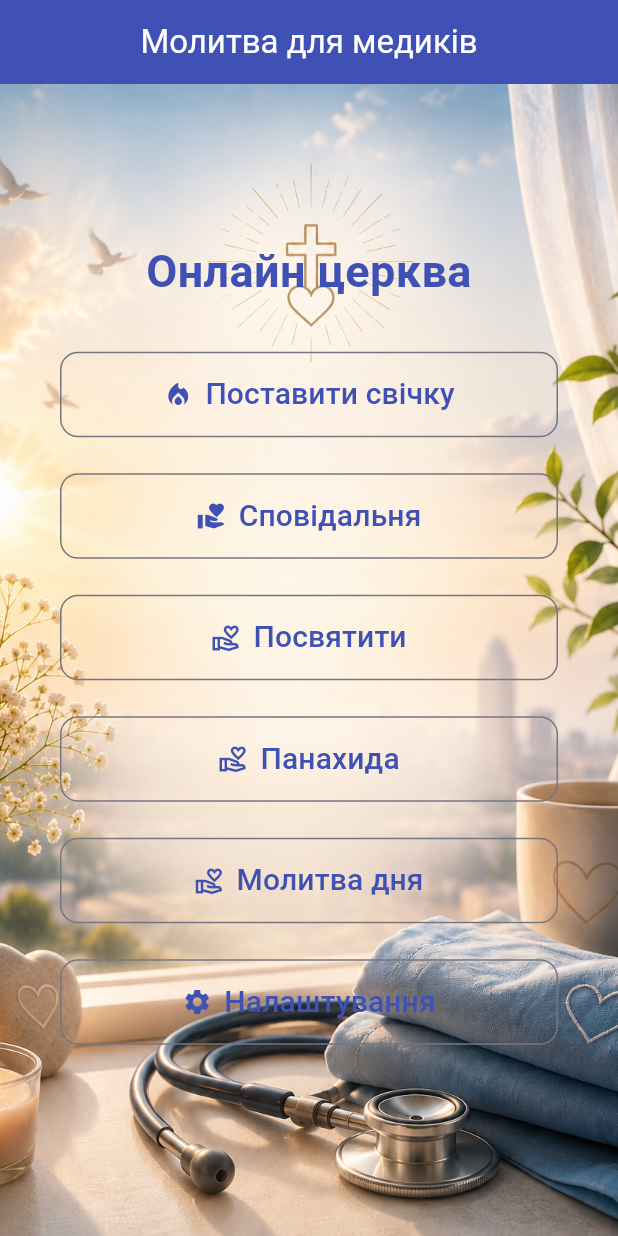
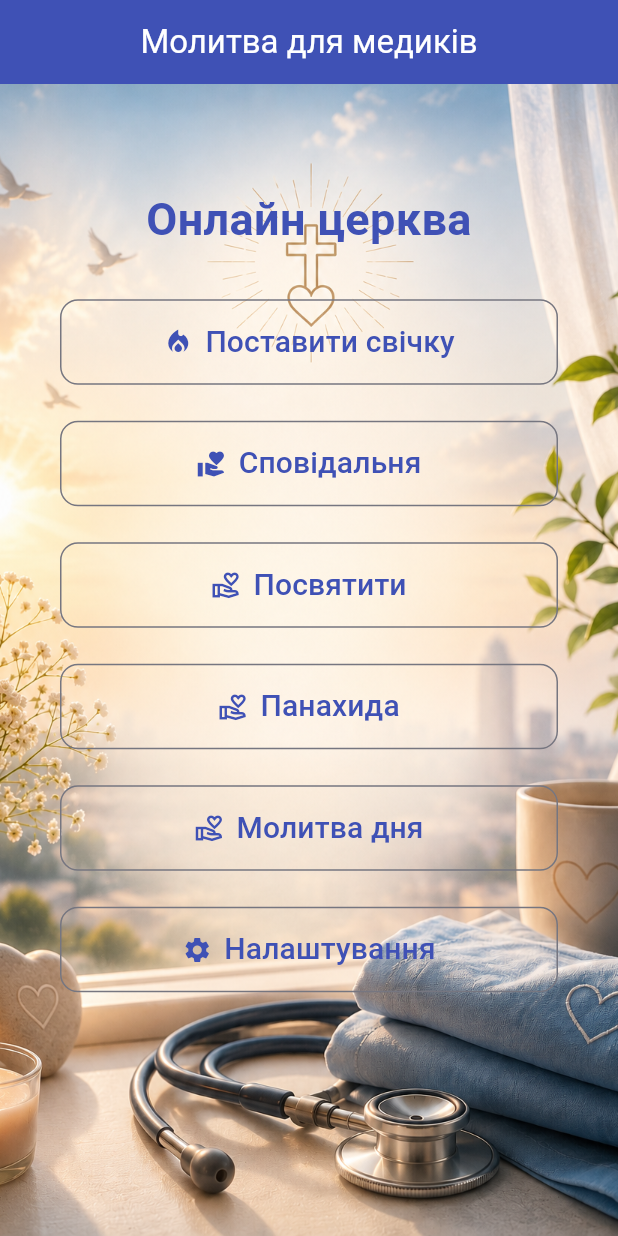
Before and after one commit to Andrew11010700/prayer_for_doctors, a Flutter app: the screen it shows after launch, on a phone screen of 412 x 824 dp. Run offline on Flutter 3.47's test engine with Material 3 defaults, Android fonts, the phone set to English and light mode, and no system bars.

Commit message:
Add padding

```diff
--- a/lib/main.dart
+++ b/lib/main.dart
@@ -82,6 +82,8 @@ class MyHomePage extends StatelessWidget {
                    }).toList(),
                  ),
 
+                 const SizedBox(height: 70),
+
                ],
              ),
            )
```
